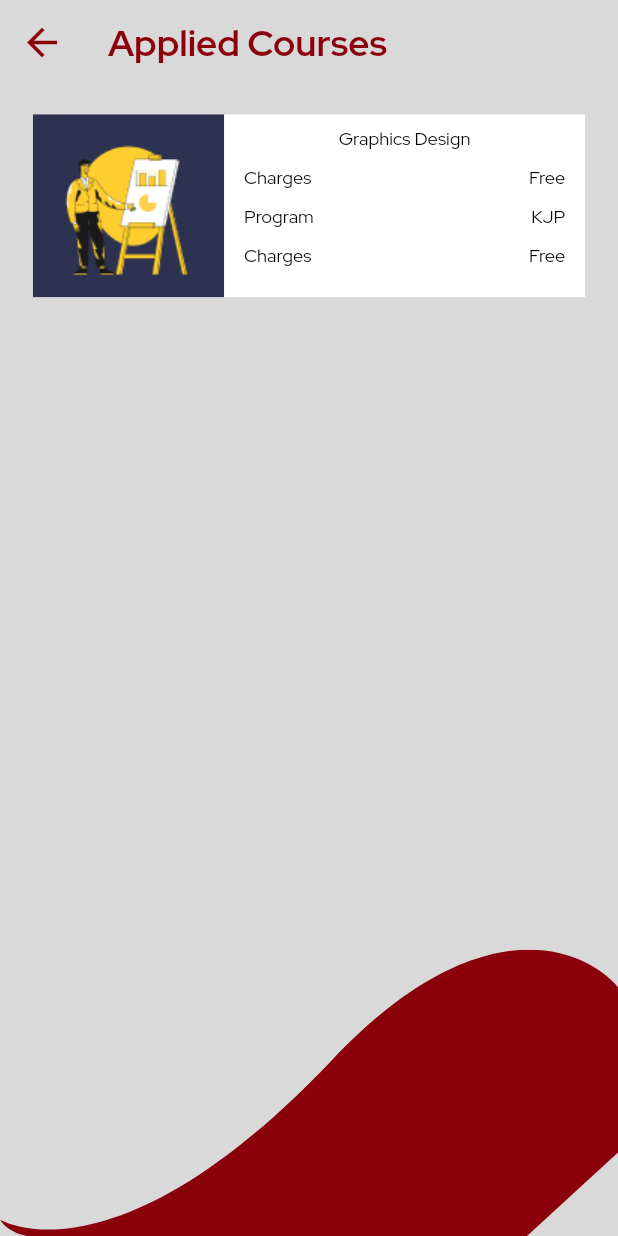
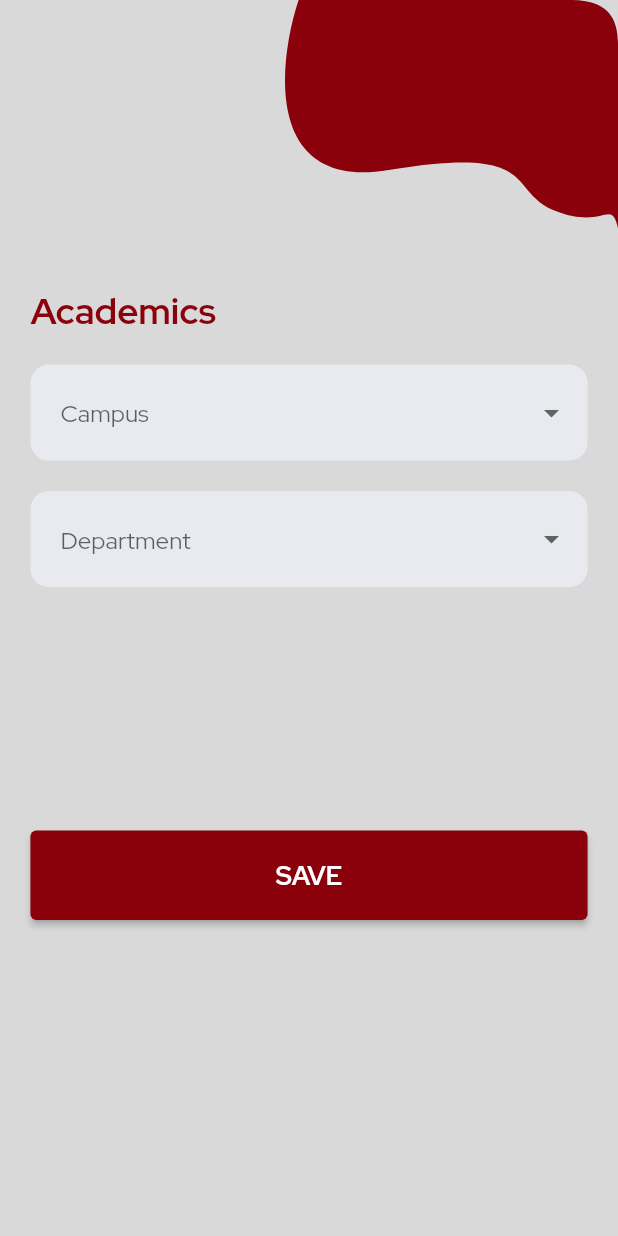
Before and after one commit to sherryqaisrani/student_management_system, a Flutter app: the screen it shows after launch, on a phone screen of 412 x 824 dp. Run offline on Flutter 3.47's test engine with Material 2 defaults, Android fonts, the phone set to English and light mode, and no system bars; our stand-ins replace dio, flutter_screenutil, flutter_svg, google_fonts, pinput; missing offline and left inert: dart:js_util; project files that could hold a hidden picture were left out.

Commit message:
Academics Page Design

```diff
--- a/lib/error/remote_exception.dart
+++ b/lib/error/remote_exception.dart
@@ -10,10 +10,10 @@ class RemoteException implements Exception {
 
 class LocalException implements Exception {
   String error;
-  LocalException({required this.error});
+  LocalException(this.error);
 }
 
 class RouteException implements Exception {
   final String message;
-  RouteException({required this.message});
+  RouteException(this.message);
 }
--- a/lib/main.dart
+++ b/lib/main.dart
@@ -2,6 +2,7 @@ import 'dart:io';
 
 import 'package:flutter/material.dart';
 import 'package:flutter_screenutil/flutter_screenutil.dart';
+import 'package:student_management_system/screens/academic_page.dart';
 import 'package:student_management_system/screens/applied_course.dart';
 import 'package:student_management_system/screens/change_password.dart';
 import 'package:student_management_system/screens/forgot_password.dart';
@@ -38,7 +39,7 @@ class MyApp extends StatelessWidget {
           home: child,
         );
       },
-      child: AppliedCourse(),
+      child: AcademicPage(),
     );
   }
 }
--- /dev/null
+++ b/lib/screens/academic_page.dart
@@ -0,0 +1,91 @@
+import 'package:flutter/material.dart';
+import 'package:flutter_screenutil/flutter_screenutil.dart';
+import 'package:flutter_svg/flutter_svg.dart';
+import 'package:student_management_system/utils/constant.dart';
+import 'package:student_management_system/utils/file_path.dart';
+
+class AcademicPage extends StatelessWidget {
+  const AcademicPage({Key? key}) : super(key: key);
+
+  @override
+  Widget build(BuildContext context) {
+    var campusList = {'Main Campus', 'Sub Campus', 'Other'};
+    var deptList = {'NSSD', 'Computer Science', 'Other'};
+    return Scaffold(
+      body: Column(
+        children: [
+          SizedBox(
+            height: 188.h,
+            child: Stack(
+              children: [
+                Positioned(
+                  top: 0,
+                  right: 0,
+                  child: SvgPicture.asset(
+                    FilePath.appLogo,
+                    fit: BoxFit.fill,
+                  ),
+                ),
+              ],
+            ),
+          ),
+          Padding(
+            padding: EdgeInsets.symmetric(horizontal: 20.h),
+            child: Column(
+              crossAxisAlignment: CrossAxisAlignment.start,
+              children: [
+                Text(
+                  'Academics',
+                  style: Theme.of(context).textTheme.headline3,
+                ),
+                aPageSpecing1,
+                DropdownButtonFormField(
+                  items: campusList.map(
+                    (e) {
+                      return DropdownMenuItem(
+                        child: Text(e),
+                        value: e,
+                      );
+                    },
+                  ).toList(),
+                  onChanged: (_) {},
+                  decoration: const InputDecoration(
+                    contentPadding: EdgeInsets.all(20),
+                    hintText: 'Campus',
+                  ),
+                ),
+                aPageSpecing1,
+                DropdownButtonFormField(
+                  items: deptList.map((e) {
+                    return DropdownMenuItem(
+                      child: Text(e),
+                      value: e,
+                    );
+                  }).toList(),
+                  onChanged: (_) {},
+                  decoration: const InputDecoration(
+                    contentPadding: EdgeInsets.all(20),
+                    hintText: 'Department',
+                  ),
+                ),
+                SizedBox(
+                  height: 160.h,
+                ),
+                SizedBox(
+                  width: double.maxFinite,
+                  child: ElevatedButton(
+                    onPressed: () {},
+                    child: Text(
+                      'SAVE',
+                      style: Theme.of(context).textTheme.button,
+                    ),
+                  ),
+                )
+              ],
+            ),
+          ),
+        ],
+      ),
+    );
+  }
+}
--- a/lib/utils/routes.dart
+++ b/lib/utils/routes.dart
@@ -1,7 +1,8 @@
 import 'package:flutter/material.dart';
-import 'package:student_management_system/error/remote_exception.dart';
 import 'package:student_management_system/screens/loginpage2.dart';
 import 'package:student_management_system/screens/singuppage.dart';
+
+import '../error/remote_exception.dart';
 
 class RouteGenerator {
   static const String splash = '/';
```
